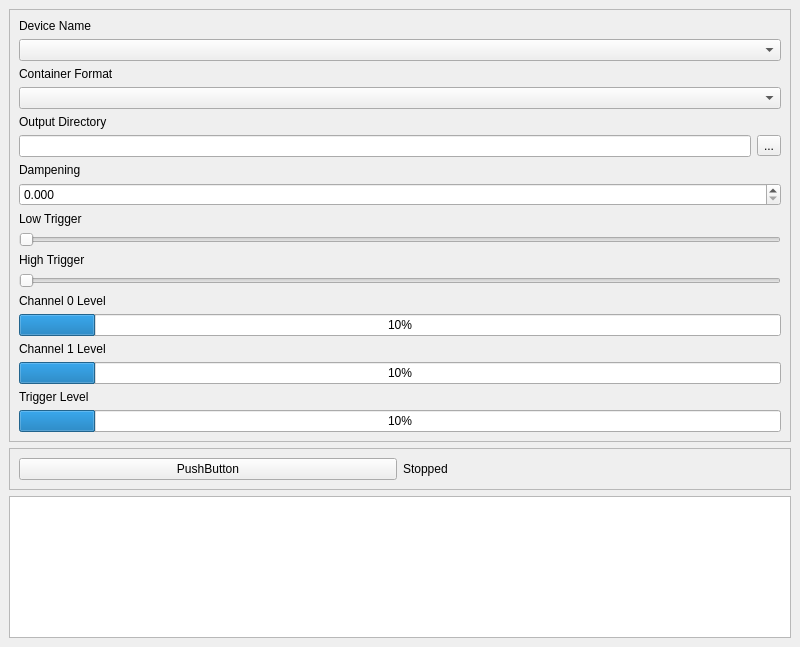
This is audiotrapmainwindow.ui in sgpinkus/audio-trap as Qt 5 draws it before an edit. The edited form follows.
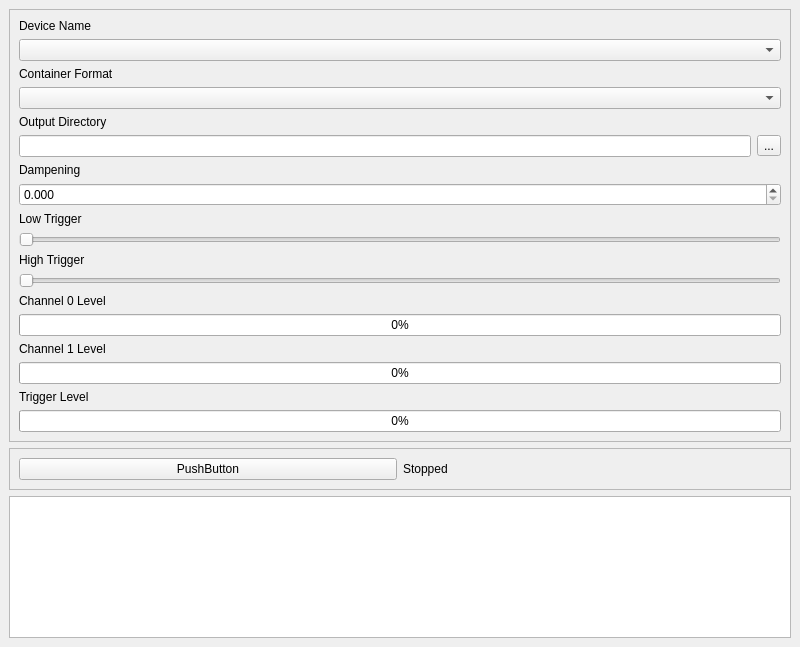
This is the edited form.

Commit message: Fix UI to backend settings sync, UI defaults.

Patch:
```diff
--- a/audiotrapmainwindow.ui
+++ b/audiotrapmainwindow.ui
@@ -171,7 +171,7 @@
        <item>
         <widget class="QProgressBar" name="channel0ProgressBar">
          <property name="value">
-          <number>10</number>
+          <number>0</number>
          </property>
         </widget>
        </item>
@@ -185,7 +185,7 @@
        <item>
         <widget class="QProgressBar" name="channel1ProgressBar">
          <property name="value">
-          <number>10</number>
+          <number>0</number>
          </property>
         </widget>
        </item>
@@ -199,7 +199,7 @@
        <item>
         <widget class="QProgressBar" name="triggerLevelProgressBar">
          <property name="value">
-          <number>10</number>
+          <number>0</number>
          </property>
         </widget>
        </item>
```
The commit also changes 3 other files.
